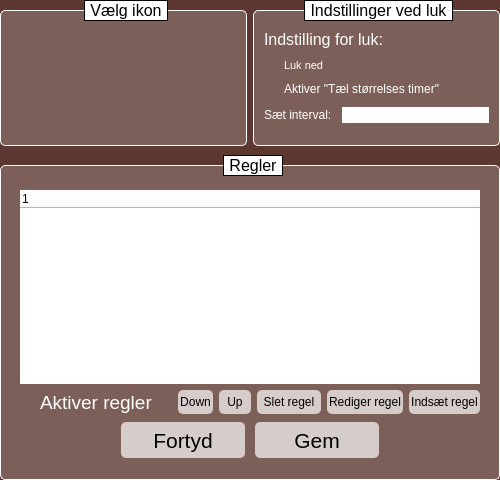
This is settingsWindow.ui in Cannabis2013/FileMover as Qt 5 draws it before an edit. The edited form follows.
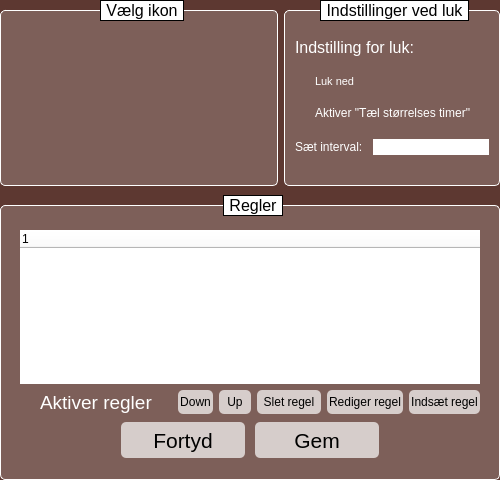
This is the edited form.

Patch:
```diff
--- a/settingsWindow.ui
+++ b/settingsWindow.ui
@@ -19,7 +19,7 @@
   <property name="minimumSize">
    <size>
     <width>500</width>
-    <height>0</height>
+    <height>400</height>
    </size>
   </property>
   <property name="windowTitle">
@@ -160,6 +160,9 @@
         <property name="widgetResizable">
          <bool>true</bool>
         </property>
+        <property name="alignment">
+         <set>Qt::AlignCenter</set>
+        </property>
         <widget class="QWidget" name="scrollAreaWidgetContents_2">
          <property name="geometry">
           <rect>
@@ -223,14 +226,26 @@
               <property name="title">
                <string>Vælg ikon</string>
               </property>
+              <layout class="QGridLayout" name="gridLayout">
+               <property name="leftMargin">
+                <number>0</number>
+               </property>
+               <property name="topMargin">
+                <number>0</number>
+               </property>
+               <property name="rightMargin">
+                <number>0</number>
+               </property>
+               <property name="bottomMargin">
+                <number>0</number>
+               </property>
+               <property name="spacing">
+                <number>0</number>
+               </property>
+               <item row="0" column="0">
               <widget class="QListWidget" name="listWidget_2">
-               <property name="geometry">
-                <rect>
-                 <x>5</x>
-                 <y>15</y>
-                 <width>612</width>
-                 <height>126</height>
-                </rect>
+                 <property name="mouseTracking">
+                  <bool>true</bool>
                </property>
                <property name="styleSheet">
                 <string notr="true"/>
@@ -257,6 +272,8 @@
                 <bool>false</bool>
                </property>
               </widget>
+               </item>
+              </layout>
              </widget>
             </item>
             <item>
```
Left out of the diff: 18 changed lines with no effect on the pictures. Lines whose indentation alone changed are shown as unchanged.
